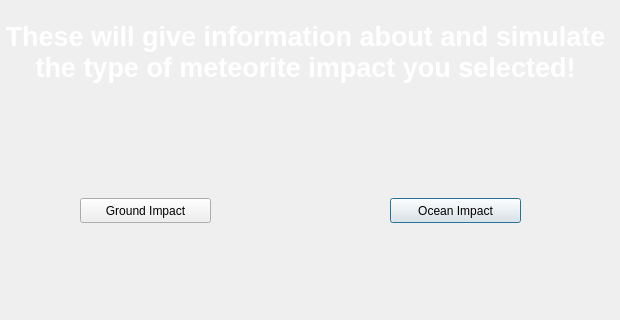
Before: the Qt Designer form meteorite.ui in robertche54/a8-an-educational-app-f18, drawn with Qt 5; both pictures show x 290 to 910 and y 312 to 632 of the 1200 by 800 pixel window.
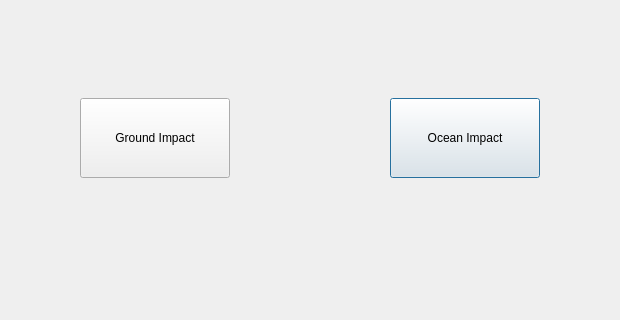
After: the same form once the commit is applied. Icons and pictures are not drawn.

What changed in the file:
```diff
--- a/meteorite.ui
+++ b/meteorite.ui
@@ -19,13 +19,18 @@
   <property name="windowTitle">
    <string>Meteorite</string>
   </property>
+  <property name="styleSheet">
+   <string notr="true">#Meteorite{
+background-image: url(:/items/earth.jpg);
+}</string>
+  </property>
   <widget class="QPushButton" name="OceanButton">
    <property name="geometry">
     <rect>
      <x>680</x>
-     <y>510</y>
-     <width>131</width>
-     <height>25</height>
+     <y>410</y>
+     <width>150</width>
+     <height>80</height>
     </rect>
    </property>
    <property name="text">
@@ -36,9 +41,9 @@
    <property name="geometry">
     <rect>
      <x>370</x>
-     <y>510</y>
-     <width>131</width>
-     <height>25</height>
+     <y>410</y>
+     <width>150</width>
+     <height>80</height>
     </rect>
    </property>
    <property name="text">
@@ -49,7 +54,7 @@
    <property name="geometry">
     <rect>
      <x>290</x>
-     <y>100</y>
+     <y>30</y>
      <width>611</width>
      <height>341</height>
     </rect>
@@ -67,7 +72,7 @@
     <number>1</number>
    </property>
    <property name="text">
-    <string>&lt;html&gt;&lt;head/&gt;&lt;body&gt;&lt;p align=&quot;center&quot;&gt;&lt;span style=&quot; font-size:20pt;&quot;&gt;Welcome to the meteorite extinction event home page!&lt;/span&gt;&lt;/p&gt;&lt;p align=&quot;center&quot;&gt;&lt;br/&gt;&lt;/p&gt;&lt;p align=&quot;center&quot;&gt;&lt;span style=&quot; font-size:20pt;&quot;&gt;From here you can select either Ground Impact or Ocean Impact. &lt;/span&gt;&lt;/p&gt;&lt;p align=&quot;center&quot;&gt;&lt;br/&gt;&lt;/p&gt;&lt;p align=&quot;center&quot;&gt;&lt;span style=&quot; font-size:20pt;&quot;&gt;These will give information about and simulate the type of meteorite impact you selected!&lt;/span&gt;&lt;/p&gt;&lt;p align=&quot;center&quot;&gt;&lt;br/&gt;&lt;/p&gt;&lt;/body&gt;&lt;/html&gt;</string>
+    <string>&lt;html&gt;&lt;head/&gt;&lt;body&gt;&lt;p align=&quot;center&quot;&gt;&lt;span style=&quot; font-size:20pt;&quot;&gt;Welcome to the meteorite extinction event home page!&lt;/span&gt;&lt;/p&gt;&lt;p align=&quot;center&quot;&gt;&lt;br/&gt;&lt;/p&gt;&lt;p align=&quot;center&quot;&gt;&lt;span style=&quot; font-size:20pt;&quot;&gt;From here you can select either Ground Impact or Ocean Impact. &lt;/span&gt;&lt;/p&gt;&lt;/body&gt;&lt;/html&gt;</string>
    </property>
    <property name="wordWrap">
     <bool>true</bool>
```
